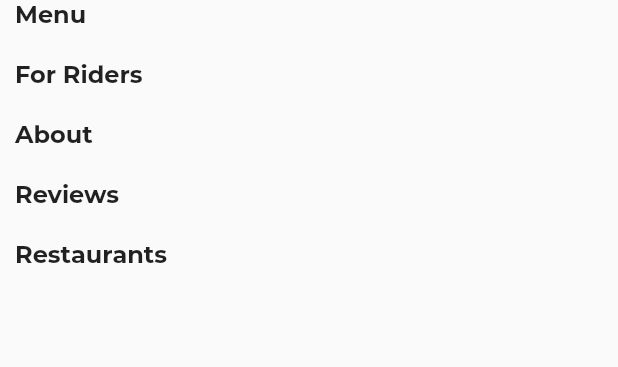
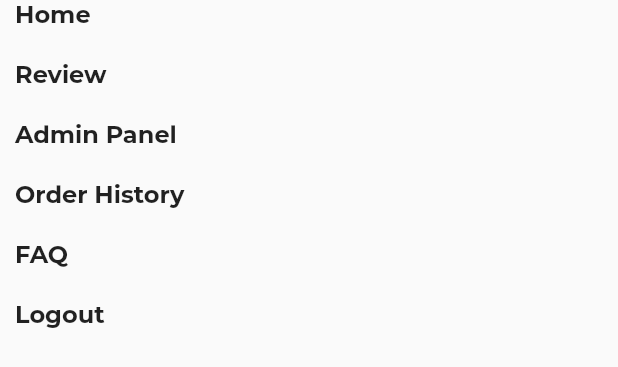
Before and after one commit to ai-rayhan/food_delivery_web, a Flutter app: the MobMenu widget shown alone on an empty page, opened directly, on a phone screen of 412 x 824 dp. Shown: the top 367 px of the screen. Run offline on Flutter 3.47's test engine with Material 2 defaults, Android fonts, the phone set to English and light mode, and no system bars; our stand-ins replace auto_size_text, cloud_firestore, firebase_auth, firebase_core, flutter_phoenix, flutter_svg; accounts and stored records are empty; network calls fail.

Commit message:
responsive

```diff
--- a/lib/components/appbar.dart
+++ b/lib/components/appbar.dart
@@ -56,6 +56,7 @@ class _MyAppBarState extends State<MyAppBar> {
   Widget build(BuildContext context) {
     return isLoading
         ? AppBar(
+            automaticallyImplyLeading: false,
             elevation: 0.1,
             backgroundColor: Colors.deepOrange,
             title: const Text(
@@ -105,6 +106,7 @@ class _MyAppBarState extends State<MyAppBar> {
             ],
           )
         : AppBar(
+            automaticallyImplyLeading: false,
             elevation: 0.1,
             backgroundColor: Colors.deepOrange,
             title: const Text(
--- a/lib/components/menu.dart
+++ b/lib/components/menu.dart
@@ -1,4 +1,6 @@
+import 'package:firebase_auth/firebase_auth.dart';
 import 'package:flutter/material.dart';
+import 'package:food_delivery_web/provider/firebase_auth_methods.dart';
 
 import '../constants/constants.dart';
 import '../screens/contact_us.dart';
@@ -153,36 +155,47 @@ class _MobMenuState extends State<MobMenu> {
         crossAxisAlignment: CrossAxisAlignment.start,
         children: [
           HeaderMenu(
-            press: () {},
-            title: "Menu",
+            press: () {
+              Navigator.pop(context);
+            },
+            title: "Home",
           ),
           const SizedBox(
             height: kPadding,
           ),
           HeaderMenu(
             press: () {},
-            title: "For Riders",
+            title: "Review",
           ),
           const SizedBox(
             height: kPadding,
           ),
           HeaderMenu(
             press: () {},
-            title: "About",
+            title: "Admin Panel",
           ),
           const SizedBox(
             height: kPadding,
           ),
           HeaderMenu(
             press: () {},
-            title: "Reviews",
+            title: "Order History",
           ),
           const SizedBox(
             height: kPadding,
           ),
           HeaderMenu(
             press: () {},
-            title: "Restaurants",
+            title: "FAQ",
+          ),
+          const SizedBox(
+            height: kPadding,
+          ),
+          HeaderMenu(
+            press: () async {
+              await FirebaseAuthMethods(FirebaseAuth.instance).signOut(context);
+            },
+            title: "Logout",
           ),
         ],
       ),
--- a/lib/provider/firebase_auth_methods.dart
+++ b/lib/provider/firebase_auth_methods.dart
@@ -5,6 +5,7 @@ import 'package:cloud_firestore/cloud_firestore.dart';
 import 'package:flutter/material.dart';
 import 'package:flutter_phoenix/flutter_phoenix.dart';
 import 'package:food_delivery_web/components/snackbar.dart';
+import 'package:food_delivery_web/screens/auth_screen.dart';
 import 'package:food_delivery_web/screens/home_screen.dart';
 
 class FirebaseAuthMethods {
@@ -76,7 +77,8 @@ class FirebaseAuthMethods {
   Future<void> signOut(BuildContext context) async {
     try {
       await _auth.signOut();
-      Phoenix.rebirth(context);
+      Navigator.pushReplacement(
+          context, MaterialPageRoute(builder: (context) => AuthScreen()));
     } on FirebaseAuthException catch (e) {
       showSnackBar(context, e.message!); // Displaying the error message
     }
--- a/lib/screens/auth_screen.dart
+++ b/lib/screens/auth_screen.dart
@@ -263,8 +263,6 @@ class AuthCardState extends State<AuthCard> {
               const SizedBox(
                 height: 20,
               ),
-              const Divider(),
-              const Center(child: Text('OR')),
             ],
           ),
         ),
```
Also changed, not shown: lib/screens/home_screen.dart (+41 -5 lines).
